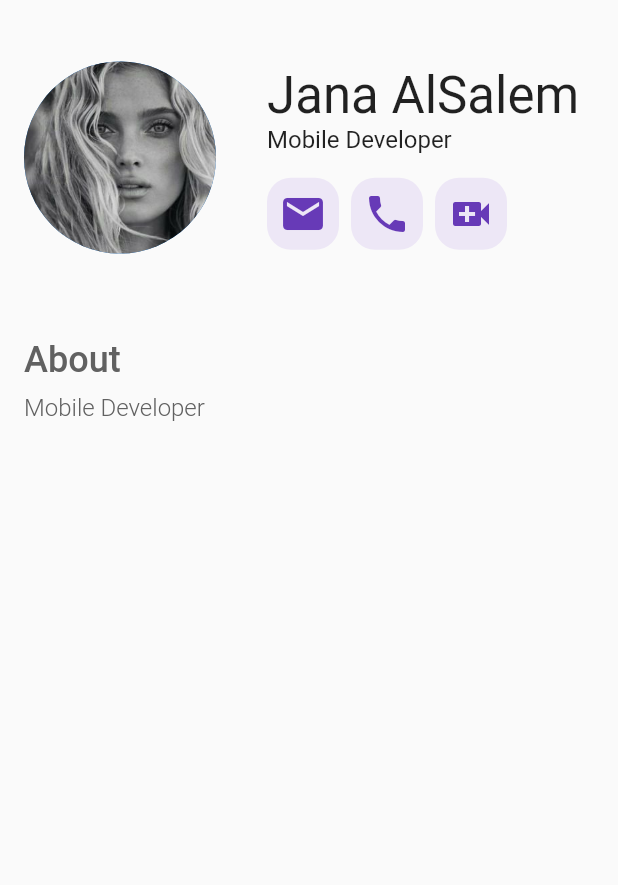
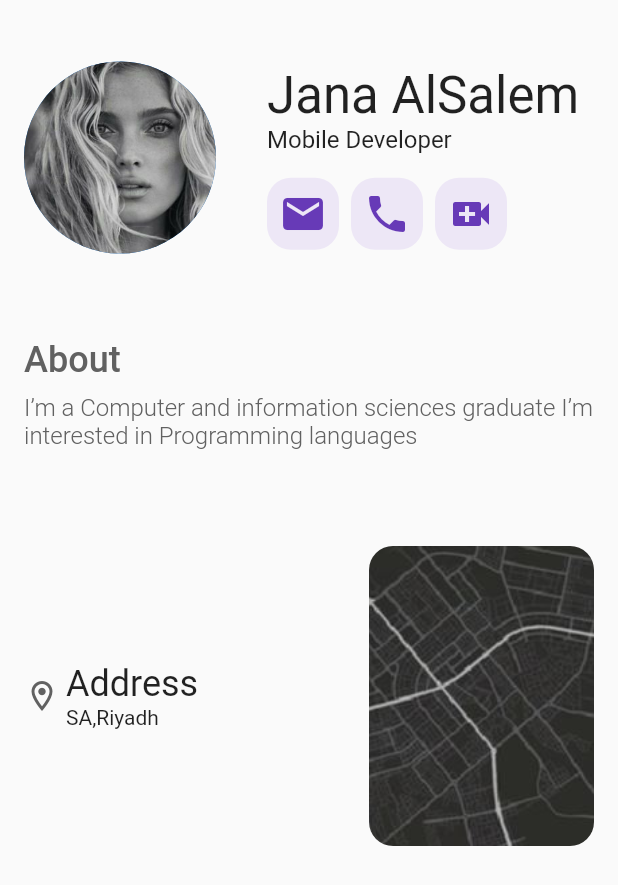
Before and after one commit to JanaYAlSalem/profile_page, a Flutter app: the screen it shows after launch, on a phone screen of 412 x 824 dp. Shown: the top 885 px of the screen. Run offline on Flutter 3.47's test engine with Material 2 defaults, Android fonts, the phone set to English and light mode, and no system bars.

Commit message:
Add/bodyPage

```diff
--- a/lib/main.dart
+++ b/lib/main.dart
@@ -76,15 +76,50 @@ class HomeScreen extends StatelessWidget {
                 style: TextStyle(fontSize: 24, fontWeight: FontWeight.w500,color: Colors.grey[700]),
               ),
               //SizedBox: to space between texts
-              SizedBox(
-                height: 8,
-              ),
-              Text("Mobile Developer",
+              SizedBox(height: 8,),
+              Container(
+                width: 400,
+                child : Text("I’m a Computer and information sciences graduate I’m interested in Programming languages",
                   style: TextStyle(
                       fontSize: 16,
                       fontWeight: FontWeight.w300,
                       color: Colors.grey[700])),
-              Row()
+              ),
+              //SizedBox: to space between texts
+              SizedBox(height: 64,),
+              Row(
+                mainAxisAlignment: MainAxisAlignment.spaceBetween,
+                children: [
+                Column(
+                  children: [
+                    Row(
+                      children: [
+                        Icon(Icons.location_on_outlined,
+                        color: Colors.grey[700],),
+                        SizedBox(width: 4,),
+                        Column(
+                          mainAxisAlignment: MainAxisAlignment.spaceBetween,
+                          crossAxisAlignment: CrossAxisAlignment.start,
+                          children: [
+                            Text("Address",style: TextStyle(fontSize: 24),),
+                            Text("SA,Riyadh")
+                          ],
+                        )
+
+                      ],
+                    ),
+                    Row()
+                  ],
+                ),
+                ClipRRect(
+                  borderRadius: BorderRadius.circular(16),
+                  child: Image(image: AssetImage("Asset/images/Capture.JPG"),
+                    height: 200,
+                    width: 150,
+                    fit: BoxFit.cover,
+                )
+                )
+              ],)
             ],
           ),
         ),
```
